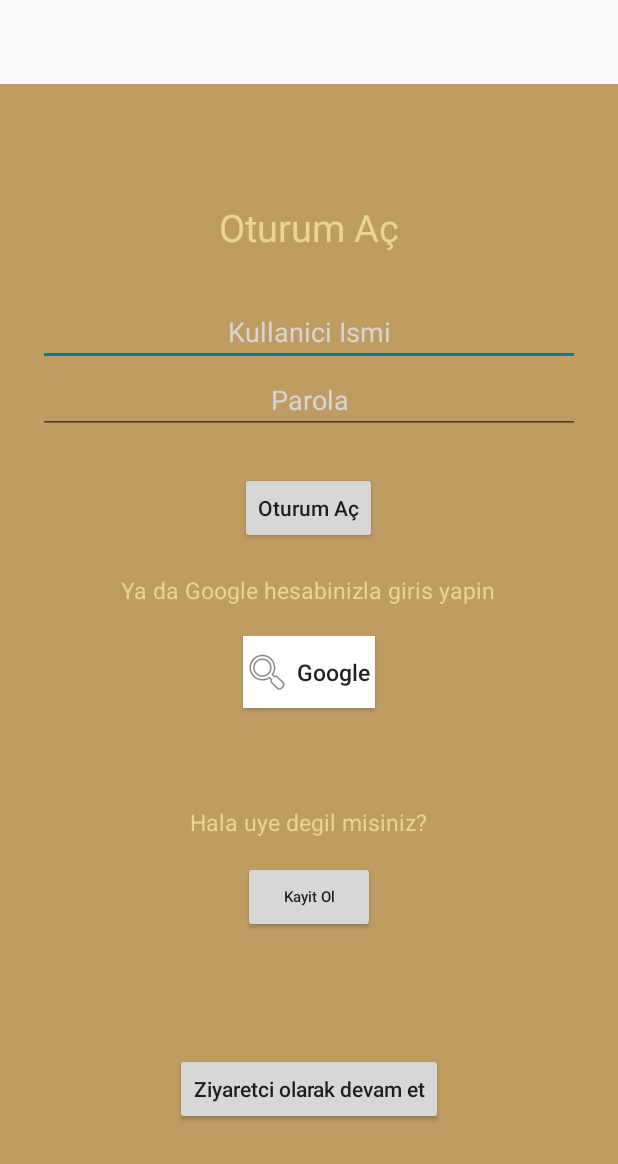
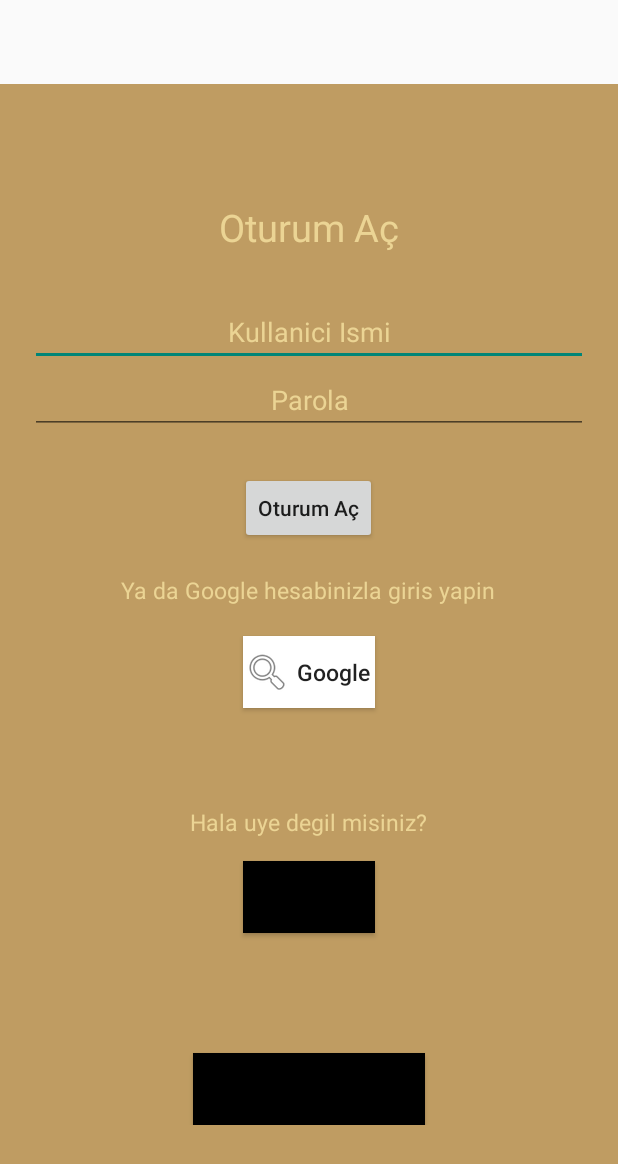
Before and after one commit to bounswe/bounswe2020group2, an Android app: the screen it shows after launch (MainActivity), on a phone screen of 412 x 824 dp. Shown: the top 1164 px of the screen. Run offline under Robolectric (Android 15) with nearby library versions, the phone set to English and light mode, and no system bars; our stand-ins replace data binding; Roboto replaces fonts that are not available here.

Commit message:
solving conflicts

```diff
--- a/ecommerce/android/Getflix/app/src/main/java/com/example/getflix/ui/fragment/LoginFragment.kt
+++ b/ecommerce/android/Getflix/app/src/main/java/com/example/getflix/ui/fragment/LoginFragment.kt
@@ -26,7 +26,7 @@ class LoginFragment : Fragment() {
 
         activity?.toolbar!!.visibility = View.GONE
 
-        binding.btnVisitor.setOnClickListener() {
+        binding.btnLogin.setOnClickListener() {
             view?.findNavController()?.navigate(actionLoginFragmentToHomePageFragment())
         }
 
--- a/ecommerce/android/Getflix/app/src/main/res/layout/fragment_login.xml
+++ b/ecommerce/android/Getflix/app/src/main/res/layout/fragment_login.xml
@@ -18,7 +18,7 @@
         android:layout_height="match_parent"
         android:gravity="center"
         android:background="@color/initGold"
-        android:padding="25dp"
+        android:padding="20dp"
         android:orientation="vertical">
         <TextView
             android:layout_width="wrap_content"
@@ -32,8 +32,8 @@
             android:id="@+id/et_user_name"
             android:hint="@string/user_name"
             android:textAppearance="@style/Base.TextAppearance.AppCompat.Medium"
-            android:textColor="@color/colorPrimaryDark"
-            android:textColorHint="@color/colorAccent"
+            android:textColor="@color/colorPrimary"
+            android:textColorHint="@color/colorPrimary"
             android:textAlignment="center"
             android:layout_width="match_parent"
             android:layout_height="wrap_content"/>
@@ -41,8 +41,8 @@
             android:id="@+id/et_password"
             android:hint="@string/password"
             android:textAppearance="@style/Base.TextAppearance.AppCompat.Medium"
-            android:textColor="@color/colorPrimaryDark"
-            android:textColorHint="@color/colorAccent"
+            android:textColor="@color/colorPrimary"
+            android:textColorHint="@color/colorPrimary"
             android:textAlignment="center"
             android:inputType="textPassword"
             android:layout_width="match_parent"
@@ -89,11 +89,13 @@
                 android:id="@+id/btn_register"
                 android:text="@string/register"
                 android:textAllCaps="false"
+                android:background="@color/black"
                 android:textSize="10dp"
                 android:layout_width="wrap_content"
                 android:layout_height="wrap_content" />
             <Button
                 android:id="@+id/btn_visitor"
+                android:background="@color/black"
                 android:text="@string/visitor"
                 android:textAllCaps="false"
                 android:layout_marginTop="80dp"
```
